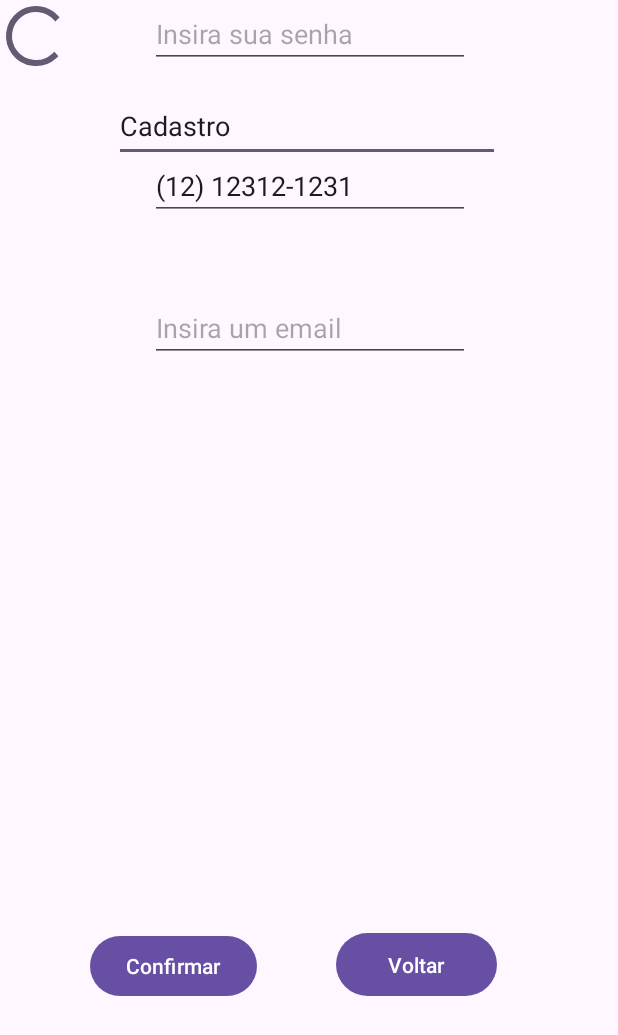
After one commit to JoaoPMA23/TCC-Project, an Android app: the layout activity_register.xml on its own in the app's theme, with its tools: preview values and no code run, on a phone screen of 412 x 824 dp. The commit adds this screen. Shown: the top 1035 px of the screen. Run offline under Robolectric (Android 15) with nearby library versions, the phone set to English and light mode, and no system bars.

Commit message:
Adição do registro 12/09/2023

```diff
--- a/app/build.gradle.kts
+++ b/app/build.gradle.kts
@@ -6,7 +6,7 @@ plugins {
 
 android {
     namespace = "com.example.teste"
-    compileSdk = 33
+    compileSdk = 34
 
     defaultConfig {
         applicationId = "com.example.teste"
--- a/app/src/main/AndroidManifest.xml
+++ b/app/src/main/AndroidManifest.xml
@@ -13,6 +13,9 @@
         android:supportsRtl="true"
         android:theme="@style/Theme.Teste"
         tools:targetApi="31">
+        <activity
+            android:name=".RegisterActivity"
+            android:exported="false" />
         <activity
             android:name=".LoginActivity"
             android:exported="false" />
--- a/app/src/main/java/com/example/teste/LoginActivity.kt
+++ b/app/src/main/java/com/example/teste/LoginActivity.kt
@@ -26,11 +26,11 @@ class LoginActivity(
     fun login(v: View) {
         auth.signInWithEmailAndPassword(c1.text.toString(), c2.text.toString())
             .addOnCompleteListener { task ->
-                // Seu código a ser executado quando a tarefa estiver completa - Não foi o chatgpt q fez :)
+
                 if (task.isSuccessful) {
-                    Toast.makeText(applicationContext, "DEU BOM KRL", Toast.LENGTH_LONG).show()
+                    Toast.makeText(applicationContext, "Login realizado com sucesso", Toast.LENGTH_LONG).show()
                 } else {
-                    Toast.makeText(applicationContext, "BURRÃO FILHO", Toast.LENGTH_LONG).show()
+                    Toast.makeText(applicationContext, "Falha na autenticação", Toast.LENGTH_LONG).show()
 
 
                 }
--- /dev/null
+++ b/app/src/main/res/layout/activity_register.xml
@@ -0,0 +1,87 @@
+<?xml version="1.0" encoding="utf-8"?>
+<androidx.constraintlayout.widget.ConstraintLayout xmlns:android="http://schemas.android.com/apk/res/android"
+    xmlns:app="http://schemas.android.com/apk/res-auto"
+    xmlns:tools="http://schemas.android.com/tools"
+    android:layout_width="match_parent"
+    android:layout_height="match_parent"
+    tools:context=".RegisterActivity">
+
+    <Button
+        android:id="@+id/btnConfirmar"
+        android:layout_width="wrap_content"
+        android:layout_height="wrap_content"
+        android:layout_marginStart="60dp"
+        android:layout_marginBottom="156dp"
+        android:text="Confirmar"
+        app:layout_constraintBottom_toBottomOf="parent"
+        app:layout_constraintStart_toStartOf="parent" />
+
+    <Button
+        android:id="@+id/btnVoltar"
+        android:layout_width="107dp"
+        android:layout_height="50dp"
+        android:layout_marginStart="224dp"
+        android:layout_marginBottom="156dp"
+        android:text="Voltar"
+        app:layout_constraintBottom_toBottomOf="parent"
+        app:layout_constraintStart_toStartOf="parent" />
+
+    <EditText
+        android:id="@+id/txtCadastro"
+        android:layout_width="257dp"
+        android:layout_height="48dp"
+        android:layout_marginStart="76dp"
+        android:layout_marginTop="60dp"
+        android:clickable="false"
+        android:ems="10"
+        android:inputType="text"
+        android:text="Cadastro"
+        app:layout_constraintStart_toStartOf="parent"
+        app:layout_constraintTop_toTopOf="parent" />
+
+    <EditText
+        android:id="@+id/txtEmailCadastro"
+        android:layout_width="wrap_content"
+        android:layout_height="wrap_content"
+        android:layout_marginStart="100dp"
+        android:layout_marginTop="196dp"
+        android:ems="10"
+        android:hint="Insira um email"
+        android:inputType="textEmailAddress"
+        app:layout_constraintStart_toStartOf="parent"
+        app:layout_constraintTop_toTopOf="parent" />
+
+    <EditText
+        android:id="@+id/txtSenhaCadastro"
+        android:layout_width="wrap_content"
+        android:layout_height="wrap_content"
+        android:layout_marginStart="100dp"
+        android:ems="10"
+        android:hint="Insira sua senha"
+        android:inputType="textPassword"
+        app:layout_constraintStart_toStartOf="parent"
+        tools:layout_editor_absoluteY="288dp"
+        tools:ignore="MissingConstraints" />
+
+    <EditText
+        android:id="@+id/txtTelefoneCadastro"
+        android:layout_width="wrap_content"
+        android:layout_height="wrap_content"
+        android:layout_marginStart="100dp"
+        android:layout_marginTop="56dp"
+        android:ems="10"
+        android:inputType="phone"
+        android:text="(12) 12312-1231"
+        app:layout_constraintStart_toStartOf="parent"
+        app:layout_constraintTop_toBottomOf="@+id/txtSenhaCadastro" />
+
+    <ProgressBar
+        android:id="@+id/progressBar"
+        android:layout_width="wrap_content"
+        android:layout_height="wrap_content"
+        android:layout_centerInParent="true"
+        android:visibility="visible"
+        tools:ignore="MissingConstraints"
+        tools:layout_editor_absoluteX="7dp"
+        tools:layout_editor_absoluteY="6dp" />
+</androidx.constraintlayout.widget.ConstraintLayout>
--- a/app/src/main/res/values/strings.xml
+++ b/app/src/main/res/values/strings.xml
@@ -43,4 +43,5 @@
         libero vel nunc consequat, quis tincidunt nisl eleifend. Cras bibendum enim a justo luctus
         vestibulum. Fusce dictum libero quis erat maximus, vitae volutpat diam dignissim.
     </string>
+    <string name="title_activity_register">RegisterActivity</string>
 </resources>
```
Also changed, not shown: app/src/main/java/com/example/teste/FirstFragment.kt (deleted, +0 -44 lines), app/src/main/java/com/example/teste/RegisterActivity.kt (added, +56 -0 lines), app/src/main/java/com/example/teste/SecondFragment.kt (deleted, +0 -44 lines), app/src/main/res/layout/fragment_first.xml (deleted, +0 -35 lines), app/src/main/res/layout/fragment_second.xml (deleted, +0 -35 lines), app/src/main/res/navigation/nav_graph2.xml (added, +28 -0 lines).
